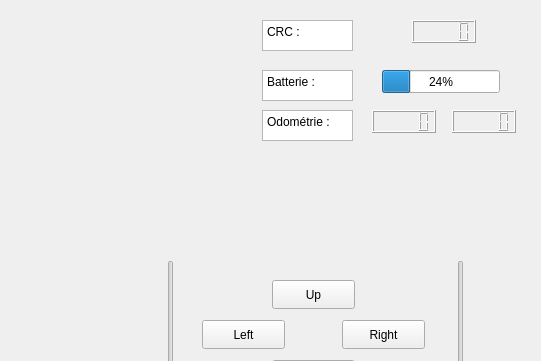
Qt form WifiBot/mainwindow.ui (Dalinou/WifiBot) before a commit; both pictures show x 258 to 799 and y 0 to 361 of the 799 by 532 pixel window.
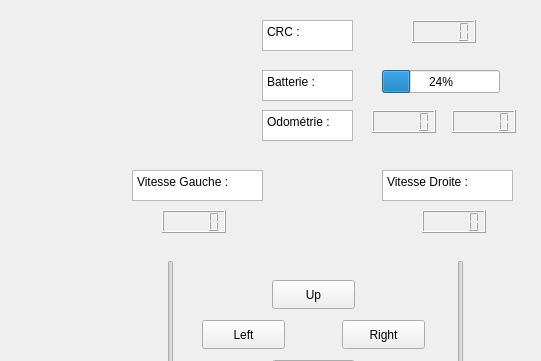
The same form after that commit.

```diff
--- a/WifiBot/mainwindow.ui
+++ b/WifiBot/mainwindow.ui
@@ -298,6 +298,66 @@
      <string>STOP</string>
     </property>
    </widget>
+   <widget class="QTextBrowser" name="Odometrie_2">
+    <property name="geometry">
+     <rect>
+      <x>390</x>
+      <y>170</y>
+      <width>131</width>
+      <height>31</height>
+     </rect>
+    </property>
+    <property name="html">
+     <string>&lt;!DOCTYPE HTML PUBLIC &quot;-//W3C//DTD HTML 4.0//EN&quot; &quot;http://www.w3.org/TR/REC-html40/strict.dtd&quot;&gt;
+&lt;html&gt;&lt;head&gt;&lt;meta name=&quot;qrichtext&quot; content=&quot;1&quot; /&gt;&lt;meta charset=&quot;utf-8&quot; /&gt;&lt;style type=&quot;text/css&quot;&gt;
+p, li { white-space: pre-wrap; }
+hr { height: 1px; border-width: 0; }
+li.unchecked::marker { content: &quot;\2610&quot;; }
+li.checked::marker { content: &quot;\2612&quot;; }
+&lt;/style&gt;&lt;/head&gt;&lt;body style=&quot; font-family:'Segoe UI'; font-size:9pt; font-weight:400; font-style:normal;&quot;&gt;
+&lt;p style=&quot; margin-top:0px; margin-bottom:0px; margin-left:0px; margin-right:0px; -qt-block-indent:0; text-indent:0px;&quot;&gt;Vitesse Gauche :&lt;/p&gt;&lt;/body&gt;&lt;/html&gt;</string>
+    </property>
+   </widget>
+   <widget class="QTextBrowser" name="Odometrie_3">
+    <property name="geometry">
+     <rect>
+      <x>640</x>
+      <y>170</y>
+      <width>131</width>
+      <height>31</height>
+     </rect>
+    </property>
+    <property name="html">
+     <string>&lt;!DOCTYPE HTML PUBLIC &quot;-//W3C//DTD HTML 4.0//EN&quot; &quot;http://www.w3.org/TR/REC-html40/strict.dtd&quot;&gt;
+&lt;html&gt;&lt;head&gt;&lt;meta name=&quot;qrichtext&quot; content=&quot;1&quot; /&gt;&lt;meta charset=&quot;utf-8&quot; /&gt;&lt;style type=&quot;text/css&quot;&gt;
+p, li { white-space: pre-wrap; }
+hr { height: 1px; border-width: 0; }
+li.unchecked::marker { content: &quot;\2610&quot;; }
+li.checked::marker { content: &quot;\2612&quot;; }
+&lt;/style&gt;&lt;/head&gt;&lt;body style=&quot; font-family:'Segoe UI'; font-size:9pt; font-weight:400; font-style:normal;&quot;&gt;
+&lt;p style=&quot; margin-top:0px; margin-bottom:0px; margin-left:0px; margin-right:0px; -qt-block-indent:0; text-indent:0px;&quot;&gt;Vitesse Droite :&lt;/p&gt;&lt;/body&gt;&lt;/html&gt;</string>
+    </property>
+   </widget>
+   <widget class="QLCDNumber" name="lcdNumber_vitesse_gauche">
+    <property name="geometry">
+     <rect>
+      <x>420</x>
+      <y>210</y>
+      <width>64</width>
+      <height>23</height>
+     </rect>
+    </property>
+   </widget>
+   <widget class="QLCDNumber" name="lcdNumber_vitesse_droite">
+    <property name="geometry">
+     <rect>
+      <x>680</x>
+      <y>210</y>
+      <width>64</width>
+      <height>23</height>
+     </rect>
+    </property>
+   </widget>
   </widget>
   <widget class="QMenuBar" name="menubar">
    <property name="geometry">
```
Left out of the diff: 4 changed lines with no effect on the pictures.
